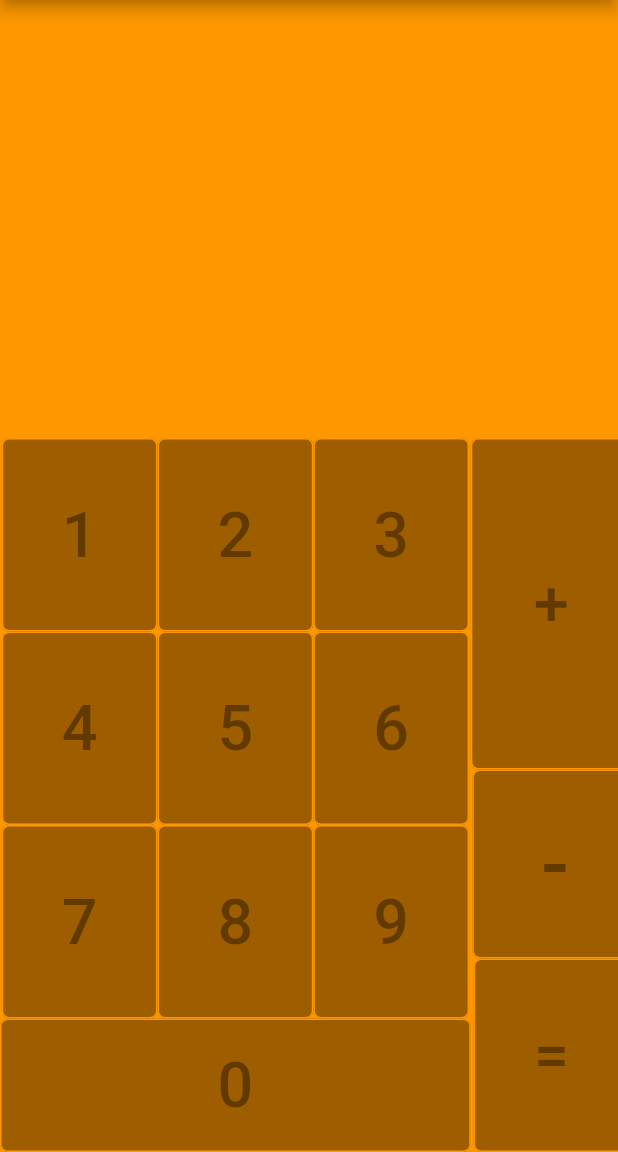
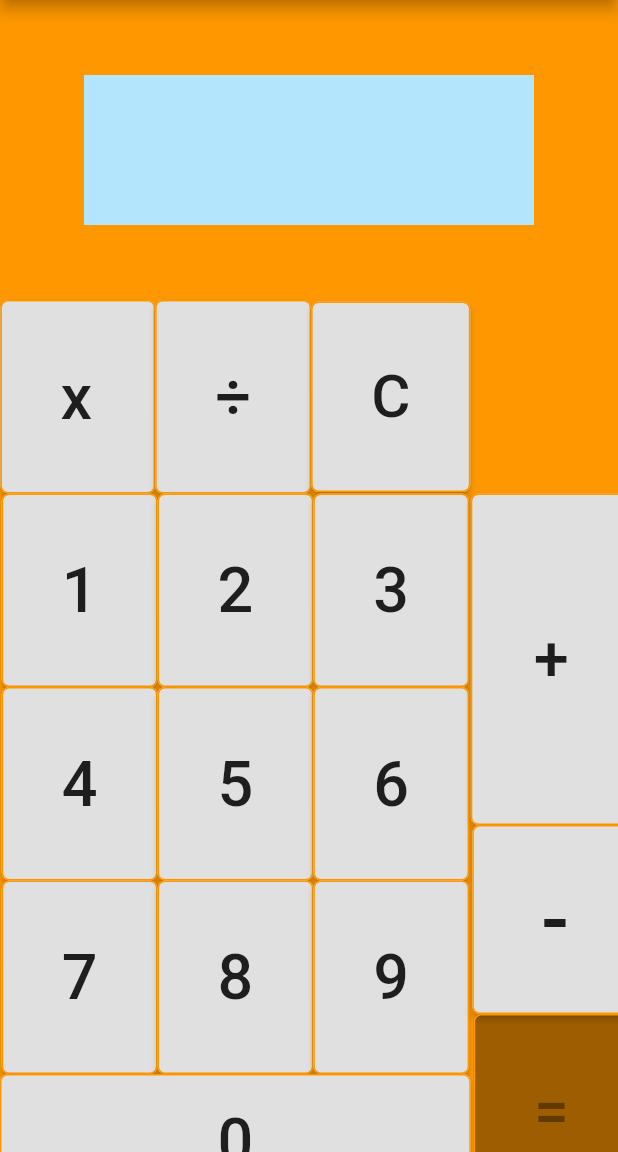
Before and after one commit to Abhijnanbajpai/calculator, a Flutter app: the screen it shows after launch, on a phone screen of 412 x 824 dp, the part 84-1236 px from its top. Run offline on Flutter 3.47's test engine with Material 2 defaults, Android fonts, the phone set to English and light mode, and no system bars.

Commit message:
Working buttons and display

```diff
--- a/calculator/lib/main.dart
+++ b/calculator/lib/main.dart
@@ -13,6 +13,8 @@ class MyApp extends StatefulWidget {
 
 class MyHome extends State<MyApp> {
   @override
+  var disp = "";
+  var comp = 0;
   Widget build(BuildContext context) {
     // TODO: implement build
     return MaterialApp(
@@ -22,17 +24,70 @@ class MyHome extends State<MyApp> {
             ),
             backgroundColor: Colors.orange,
             body: Center(
-                child: Row(
-              mainAxisAlignment: MainAxisAlignment.spaceEvenly,
-              mainAxisSize: MainAxisSize.min,
-              children: <Widget>[
-                Column(
+                child: Column(
                     mainAxisAlignment: MainAxisAlignment.end,
                     children: <Widget>[
                   Row(
+                    crossAxisAlignment: CrossAxisAlignment.start,
+                    mainAxisAlignment: MainAxisAlignment.center,
+                    children: <Widget>[
+                      Display(
+                        data: disp,
+                      ),
+                    ],
+                  ),
+                  Row(
+                    crossAxisAlignment: CrossAxisAlignment.end,
+                    children: <Widget>[
+                      Column(
+                        children: <Widget>[
+                          Row(children: <Widget>[
+                            RaisedButton(
+                              onPressed: () => setState(() {
+                                disp = disp + "x ";
+                              }),
+                              padding: EdgeInsets.only(right:42, bottom: 40, top: 40, left: 40),
+                              child: Text(
+                                "x",
+                                textScaleFactor: 3,
+                              ),
+                              shape: RoundedRectangleBorder(
+                                  side: BorderSide(color: Colors.orange),
+                                  borderRadius: BorderRadius.circular(5)),
+                            ),
+                            RaisedButton(
+                              onPressed: () => setState(() {
+                                disp = disp + "÷";
+                              }),
+                              padding: EdgeInsets.all(40),
+                              child: Text(
+                                "÷",
+                                textScaleFactor: 3,
+                              ),
+                              shape: RoundedRectangleBorder(
+                                  side: BorderSide(color: Colors.orange),
+                                  borderRadius: BorderRadius.circular(5)),
+                            ),
+                            RaisedButton(
+                              onPressed: ()=>setState(() {
+                               disp = "";
+                              }),
+                              padding: EdgeInsets.all(40),
+                              child: Text(
+                                "C",
+                                textScaleFactor: 2.86,
+                              ),
+                              shape: RoundedRectangleBorder(
+                                  side: BorderSide(color: Colors.orange),
+                                  borderRadius: BorderRadius.circular(5)),
+                            )
+                          ]),
+                          Row(
                             children: <Widget>[
                               RaisedButton(
-                          onPressed: null,
+                                onPressed: () => setState(() {
+                                disp = disp + "1";
+                              }),
                                 padding: EdgeInsets.all(40),
                                 child: Text(
                                   "1",
@@ -43,7 +98,9 @@ class MyHome extends State<MyApp> {
                                     borderRadius: BorderRadius.circular(5)),
                               ),
                               RaisedButton(
-                          onPressed: null,
+                                onPressed: () => setState(() {
+                                disp = disp + "2";
+                              }),
                                 padding: EdgeInsets.all(40),
                                 child: Text(
                                   "2",
@@ -54,7 +111,9 @@ class MyHome extends State<MyApp> {
                                     borderRadius: BorderRadius.circular(5)),
                               ),
                               RaisedButton(
-                          onPressed: null,
+                                onPressed: () => setState(() {
+                                disp = disp + "3";
+                              }),
                                 padding: EdgeInsets.all(40),
                                 child: Text(
                                   "3",
@@ -69,7 +128,9 @@ class MyHome extends State<MyApp> {
                           Row(
                             children: <Widget>[
                               RaisedButton(
-                          onPressed: null,
+                                onPressed: () => setState(() {
+                                disp = disp + "4";
+                              }),
                                 padding: EdgeInsets.all(40),
                                 child: Text(
                                   "4",
@@ -80,7 +141,9 @@ class MyHome extends State<MyApp> {
                                     borderRadius: BorderRadius.circular(5)),
                               ),
                               RaisedButton(
-                          onPressed: null,
+                                onPressed: () => setState(() {
+                                disp = disp + "5";
+                              }),
                                 padding: EdgeInsets.all(40),
                                 child: Text(
                                   "5",
@@ -91,7 +154,9 @@ class MyHome extends State<MyApp> {
                                     borderRadius: BorderRadius.circular(5)),
                               ),
                               RaisedButton(
-                          onPressed: null,
+                                onPressed: () => setState(() {
+                                disp = disp + "6";
+                              }),
                                 padding: EdgeInsets.all(40),
                                 child: Text(
                                   "6",
@@ -106,7 +171,9 @@ class MyHome extends State<MyApp> {
                           Row(
                             children: <Widget>[
                               RaisedButton(
-                          onPressed: null,
+                                onPressed: () => setState(() {
+                                disp = disp + "7";
+                              }),
                                 padding: EdgeInsets.all(40),
                                 child: Text(
                                   "7",
@@ -117,7 +184,9 @@ class MyHome extends State<MyApp> {
                                     borderRadius: BorderRadius.circular(5)),
                               ),
                               RaisedButton(
-                          onPressed: null,
+                                onPressed: () => setState(() {
+                                disp = disp + "8";
+                              }),
                                 padding: EdgeInsets.all(40),
                                 child: Text(
                                   "8",
@@ -128,7 +197,9 @@ class MyHome extends State<MyApp> {
                                     borderRadius: BorderRadius.circular(5)),
                               ),
                               RaisedButton(
-                          onPressed: null,
+                                onPressed: () => setState(() {
+                                disp = disp + "9";
+                              }),
                                 padding: EdgeInsets.all(40),
                                 child: Text(
                                   "9",
@@ -144,9 +215,14 @@ class MyHome extends State<MyApp> {
                               mainAxisAlignment: MainAxisAlignment.start,
                               children: <Widget>[
                                 RaisedButton(
-                            onPressed: null,
+                                  onPressed: () => setState(() {
+                                disp = disp + "0";
+                              }),
                                   padding: EdgeInsets.only(
-                                left: 145, right: 145, bottom: 20, top: 20),
+                                      left: 145,
+                                      right: 145,
+                                      bottom: 20,
+                                      top: 20),
                                   child: Text(
                                     "0",
                                     textScaleFactor: 3,
@@ -163,7 +239,9 @@ class MyHome extends State<MyApp> {
                         mainAxisAlignment: MainAxisAlignment.end,
                         children: <Widget>[
                           RaisedButton(
-                      onPressed: null,
+                            onPressed: () => setState(() {
+                                disp = disp + "+";
+                              }),
                             padding: EdgeInsets.only(
                                 bottom: 86, top: 86, left: 42, right: 40),
                             child: Text(
@@ -175,7 +253,9 @@ class MyHome extends State<MyApp> {
                                 borderRadius: BorderRadius.circular(5)),
                           ),
                           RaisedButton(
-                      onPressed: null,
+                            onPressed: () => setState(() {
+                                disp = disp + "-";
+                              }),
                             padding: EdgeInsets.only(
                                 left: 46, right: 40, top: 30, bottom: 30),
                             child: Text(
@@ -200,6 +280,26 @@ class MyHome extends State<MyApp> {
                         ],
                       )
                     ],
-            ))));
+                  )
+                ]))));
   }
 }
+
+class Display extends StatelessWidget {
+  var data;
+  Display({this.data});
+  @override
+  Widget build(BuildContext context) {
+    // TODO: implement build
+    return Container(
+      margin: EdgeInsets.all(50),
+      color: Colors.lightBlue[100],
+      child: Text(
+        '$data',
+        textScaleFactor: 2,
+      ),
+      height: 100,
+      width: 300,
+    );
+  }
+}
```
Lines whose indentation alone changed are shown as unchanged.
